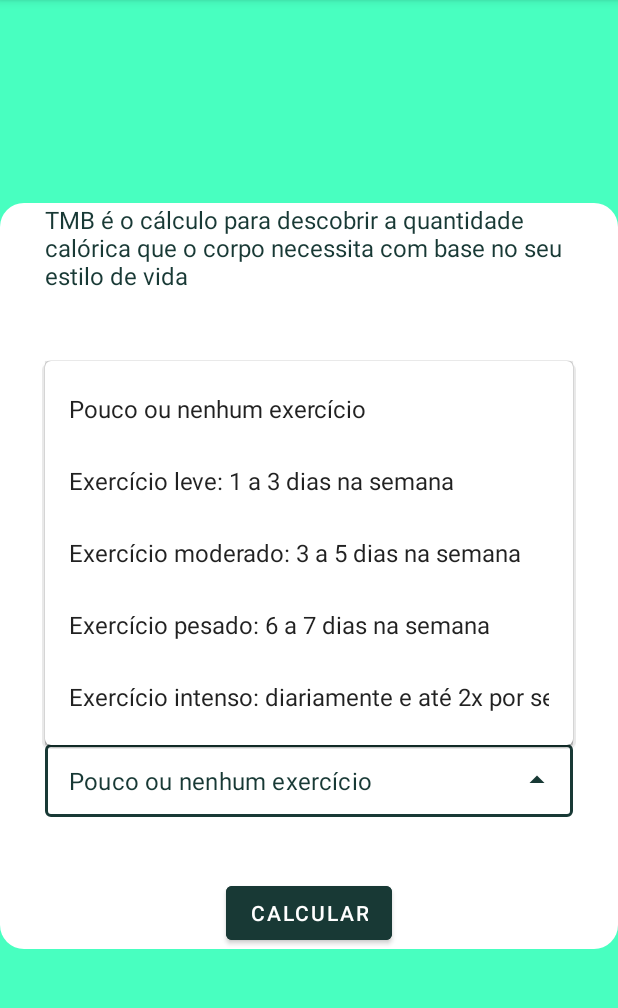
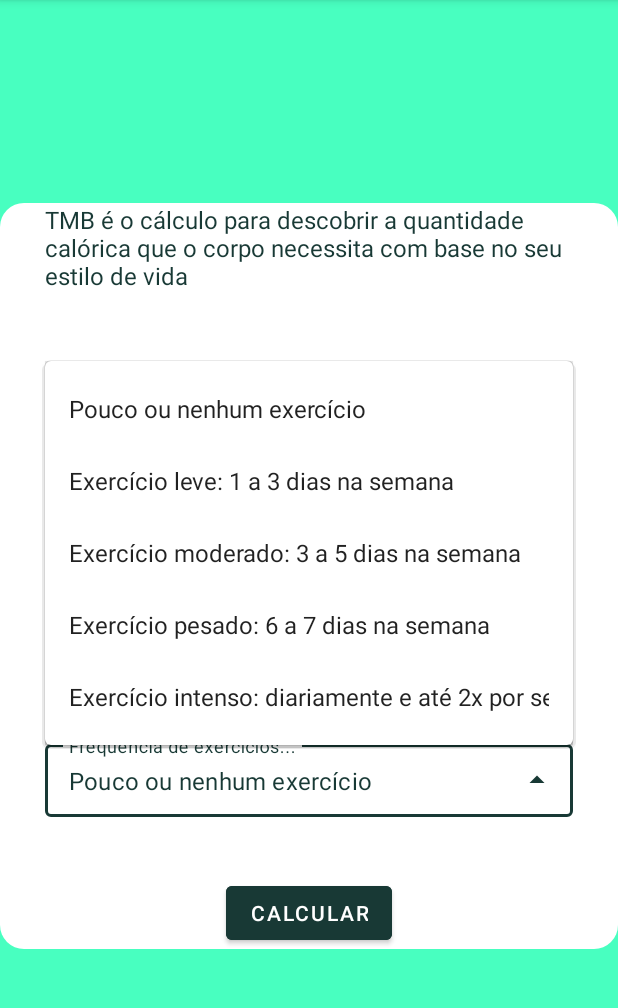
Before and after one commit to RiannReis/FitnessTracker-app, an Android app: the TmbActivity screen opened directly, with no data from a screen before it, after a tap on an icon or button, on a phone screen of 412 x 824 dp, the part 84-1092 px from its top. Run offline under Robolectric (Android 15) with nearby library versions, the phone set to English and light mode, and no system bars.

Commit message:
Tiny adjusts and polishing

```diff
--- a/app/src/main/java/co/tiagoaguiar/fitnesstracker/MainActivity.kt
+++ b/app/src/main/java/co/tiagoaguiar/fitnesstracker/MainActivity.kt
@@ -39,7 +39,7 @@ class MainActivity : AppCompatActivity() {
             MainItem(
                 id = 3,
                 drawableId = R.drawable.ic_baseline_favorite_24,
-                textStringId = R.string.label_cfm
+                textStringId = R.string.label_fcm
             )
         )
         mainItems.add(
--- a/app/src/main/java/co/tiagoaguiar/fitnesstracker/PercentActivity.kt
+++ b/app/src/main/java/co/tiagoaguiar/fitnesstracker/PercentActivity.kt
@@ -46,10 +46,10 @@ class PercentActivity : AppCompatActivity() {
 
             AlertDialog.Builder(this).apply {
                 setMessage(getString(R.string.perc_answer, result))
-                setPositiveButton(android.R.string.ok) { dialog, which ->
+                setPositiveButton(android.R.string.ok) { _, _ ->
 
                 }
-                setNegativeButton(R.string.save) { dialog, wich ->
+                setNegativeButton(R.string.save) { _, _ ->
                     Thread {
                         val app = application as App
                         val dao = app.db.calcDao()
--- a/app/src/main/res/layout/activity_cfm_desc.xml
+++ b/app/src/main/res/layout/activity_cfm_desc.xml
@@ -12,7 +12,7 @@
         android:layout_height="wrap_content"
         android:layout_gravity="center"
         android:fontFamily="monospace"
-        android:text="Existem duas formas de determinar \na frequência cardiaca máxima:"
+        android:text="@string/title_fcm_tip"
         android:textColor="@color/container"
         android:textSize="18sp" />
 
@@ -27,6 +27,7 @@
         <TextView
             style="@style/TextViewDescFcm"
             android:paddingStart="8dp"
+            android:paddingEnd="8dp"
             android:paddingBottom="8dp"
             android:text="@string/fcm_tip_title" />
 
@@ -37,6 +38,7 @@
         <TextView
             style="@style/TextViewDescFcm"
             android:paddingStart="8dp"
+            android:paddingEnd="8dp"
             android:paddingBottom="8dp"
             android:text="@string/desc_fcm" />
 
--- a/app/src/main/res/layout/activity_main.xml
+++ b/app/src/main/res/layout/activity_main.xml
@@ -27,6 +27,7 @@
         android:layout_height="wrap_content"
         android:text="@string/obs_txt"
         android:paddingStart="8dp"
+        android:paddingEnd="8dp"
         android:textColor="@color/text_title"
         android:fontFamily="casual"
         android:paddingBottom="24dp"
@@ -38,7 +39,7 @@
     <TextView
         android:layout_width="wrap_content"
         android:layout_height="wrap_content"
-        android:text="By: Riann"
+        android:text="@string/credits"
         android:paddingBottom="8dp"
         android:textColor="@color/text_title"
         app:layout_constraintBottom_toBottomOf="@+id/linearLayout2"
--- a/app/src/main/res/layout/activity_tmb.xml
+++ b/app/src/main/res/layout/activity_tmb.xml
@@ -26,17 +26,20 @@
         <EditText
             style="@style/EditTextForm"
             android:id="@+id/edit_tmb_weigth"
-            android:hint="@string/weigth"/>
+            android:hint="@string/weigth"
+            android:importantForAutofill="no" />
 
         <EditText
             style="@style/EditTextForm"
             android:id="@+id/edit_tmb_heigth"
-            android:hint="@string/heigth"/>
+            android:hint="@string/heigth"
+            android:importantForAutofill="no" />
 
         <EditText
             style="@style/EditTextForm"
             android:id="@+id/edit_tmb_age"
-            android:hint="@string/age"/>
+            android:hint="@string/age"
+            android:importantForAutofill="no" />
 
         <com.google.android.material.textfield.TextInputLayout
             style="@style/AutoTextViewForm"
@@ -44,6 +47,7 @@
             android:layout_height="wrap_content">
 
             <AutoCompleteTextView
+                android:hint="@string/label_auto_complete_tv"
                 android:id="@+id/auto_life_style"
                 android:layout_width="match_parent"
                 android:layout_height="wrap_content"
--- a/app/src/main/res/layout/main_item.xml
+++ b/app/src/main/res/layout/main_item.xml
@@ -22,7 +22,8 @@
             android:id="@+id/item_img_icon"
             android:layout_width="wrap_content"
             android:layout_height="wrap_content"
-            android:src="@drawable/ic_baseline_calculate_24" />
+            android:src="@drawable/ic_baseline_calculate_24"
+            android:contentDescription="@string/logo" />
 
         <TextView
             android:gravity="center"
--- a/app/src/main/res/values-night/themes.xml
+++ /dev/null
@@ -1,17 +0,0 @@
-<resources xmlns:tools="http://schemas.android.com/tools">
-    <!-- Base application theme. -->
-    <style name="Theme.FitnessTracker" parent="Theme.MaterialComponents.DayNight.DarkActionBar">
-        <!-- Primary brand color. -->
-        <item name="colorPrimary">@color/purple_200</item>
-        <item name="colorPrimaryVariant">@color/purple_700</item>
-        <item name="colorOnPrimary">@color/black</item>
-        <!-- Secondary brand color. -->
-        <item name="colorSecondary">@color/teal_200</item>
-        <item name="colorSecondaryVariant">@color/teal_200</item>
-        <item name="colorOnSecondary">@color/black</item>
-        <!-- Status bar color. -->
-        <item name="android:statusBarColor" tools:targetApi="l">@color/container</item>
-        <!-- Customize your theme here. -->
-        <item name="android:navigationBarColor">@color/container</item>
-    </style>
-</resources>
--- a/app/src/main/res/values/strings.xml
+++ b/app/src/main/res/values/strings.xml
@@ -2,7 +2,7 @@
     <string name="app_name">Fitness Tracker</string>
     <string name="label_imc">IMC</string>
     <string name="label_tmb">TMB</string>
-    <string name="label_cfm">CFM</string>
+    <string name="label_fcm">FCM</string>
     <string name="label_fat_perc">% GORDURA</string>
     <string name="imc_desc">IMC é a sigla para Índice de Massa Corporal que serve para avaliar o peso
         do indivíduo em relação à sua altura e assim indicar se está dentro do peso ideal,
@@ -47,4 +47,8 @@
     <string name="fcmax_desc_optwo">Para determinar com mais precisão sua FCmax você deve fazer o seguinte: faça um aquecimento de cerca de vinte minutos acelerando por 100 metros ou 30 segundos até atingir o máximo das suas possibilidades (tem que se esforçar ao máximo). Em seguida, faça o mesmo, mas agora em 1000 metros ou durante 4 minutos. No final, verifique o número que aparece em seu monitor cardíaco, esta é a sua FCmax.</string>
     <string name="perc_title">Como é calculado o percentual\n de gordura corporal?</string>
     <string name="perc_desc">O nosso corpo é composto basicamente por massa magra (músculos e vísceras), massa gorda (gordura) e água.\n\nO percentual de gordura é um dos índices utilizados para avaliar a nossa composição corporal, porém alguns fatores devem ser levados em consideração — como o biótipo do indivíduo, que pode afetar diretamente na sua capacidade de acumular gordura.\n\nPara calcular a porcentagem de gordura corporal, podemos utilizar a fórmula:\n\nBT= (1,20 x IMC) + (0,23 x idade) – (10,8 x sexo) – 5.4.</string>
+    <string name="title_fcm_tip">Existem duas formas de determinar \na frequência cardiaca máxima:</string>
+    <string name="credits">By: Riann</string>
+    <string name="label_auto_complete_tv">Frequência de exercícios...</string>
+    <string name="logo">Logo from the cell</string>
 </resources>
--- a/app/src/main/res/values/styles.xml
+++ b/app/src/main/res/values/styles.xml
@@ -45,4 +45,9 @@
         <item name="android:layout_marginBottom">40dp</item>
     </style>
 
+    <style name="DefaultWrapContent">
+        <item name="android:layout_width">wrap_content</item>
+        <item name="android:layout_height">wrap_content</item>
+    </style>
+
 </resources>
```
Also changed, not shown: app/src/main/java/co/tiagoaguiar/fitnesstracker/CfmActivity.kt (+4 -24 lines), app/src/main/java/co/tiagoaguiar/fitnesstracker/ImcActivity.kt (+9 -9 lines), app/src/main/java/co/tiagoaguiar/fitnesstracker/ListCalcActivity.kt (+9 -9 lines), app/src/main/java/co/tiagoaguiar/fitnesstracker/OnItemClickListener.kt (deleted, +0 -7 lines), app/src/main/java/co/tiagoaguiar/fitnesstracker/TmbActivity.kt (+8 -7 lines), app/src/main/res/layout/activity_cfm.xml (+5 -7 lines), app/src/main/res/layout/activity_percent.xml (+12 -13 lines).
